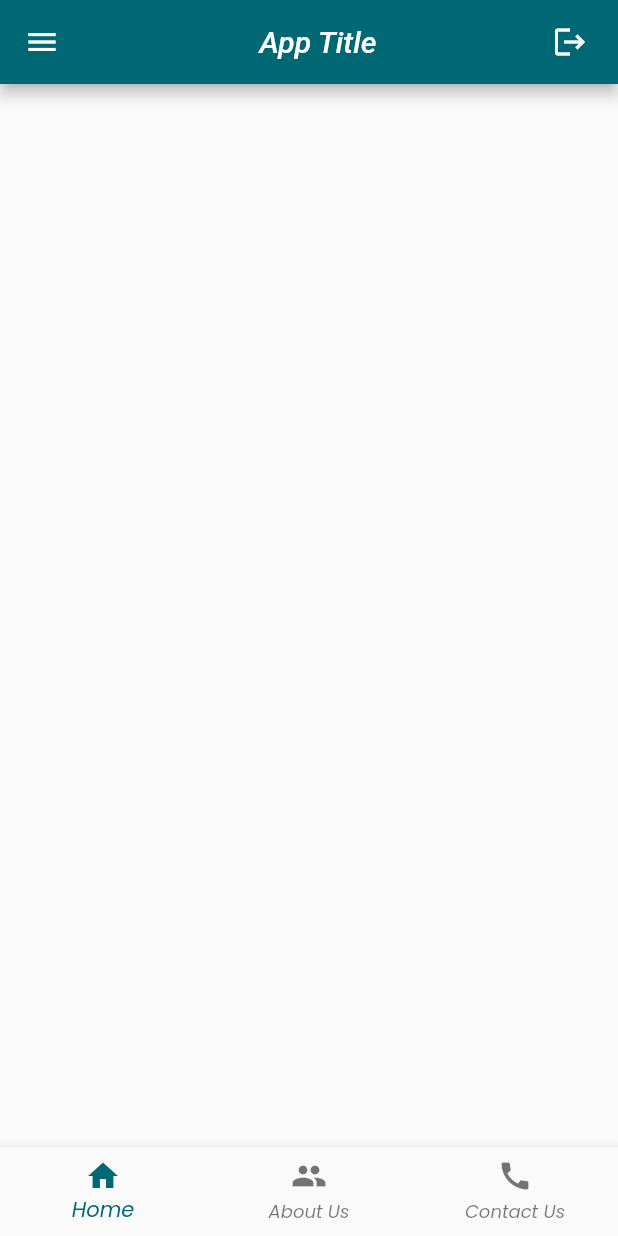
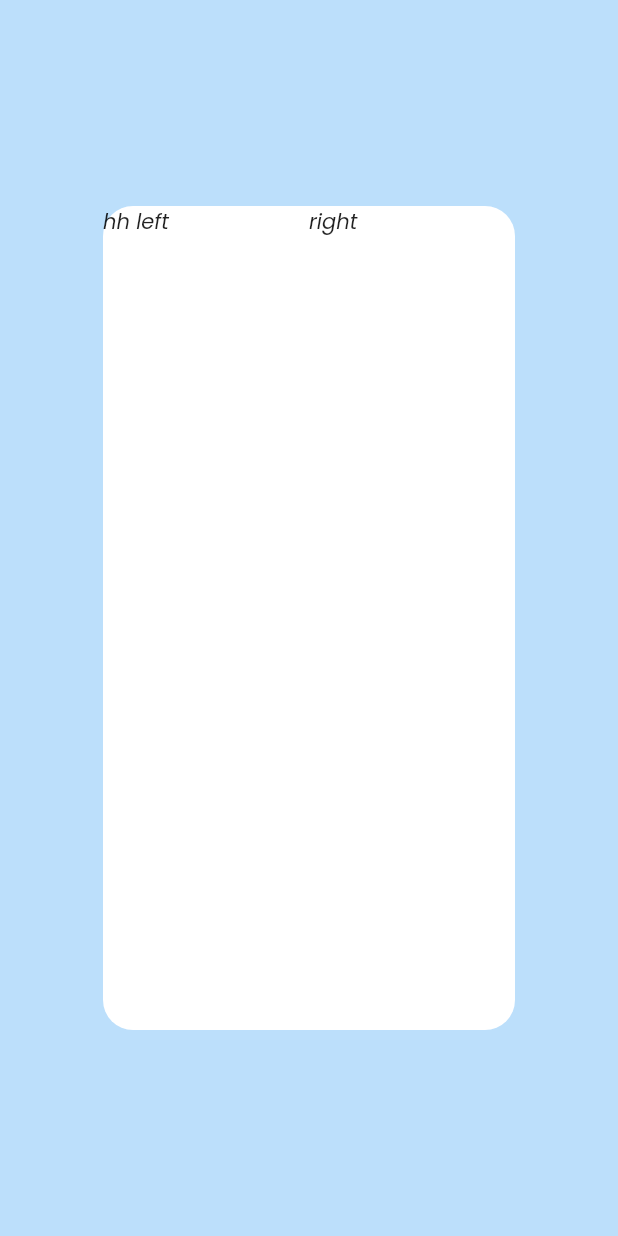
Before and after one commit to raseeksht/flutter, a Flutter app: the screen it shows after launch, on a phone screen of 412 x 824 dp. Run offline on Flutter 3.47's test engine with Material 2 defaults, Android fonts, the phone set to English and light mode, and no system bars; our stand-ins replace dio; network calls fail; Roboto replaces fonts that are missing (Comic Sans Ms).

Commit message:
login page

```diff
--- a/lib/common/route_constants.dart
+++ b/lib/common/route_constants.dart
@@ -3,6 +3,7 @@ class RouteConstants{
 
   static const String contactRoute = "/contact";
   static const String aboutUsRoute = "/about-us";
+  static const String loginRoute = "/login";
 
 
 
--- /dev/null
+++ b/lib/login.dart
@@ -0,0 +1,40 @@
+
+
+import 'package:flutter/material.dart';
+
+class Login extends StatelessWidget{
+  @override
+  Widget build(BuildContext context){
+    return Scaffold(
+      backgroundColor: Colors.blue.withOpacity(0.3),
+      body: Center(
+        child: Container(
+          width: MediaQuery.of(context).size.width/1.5,
+          height: MediaQuery.of(context).size.height/1.5,
+          decoration: BoxDecoration(
+            color: Colors.white,
+            borderRadius: BorderRadius.all(Radius.circular(20)),
+
+          ),
+          child: LayoutBuilder(
+            builder: (BuildContext context,BoxConstraints constraints){
+              return Wrap(
+                children: [
+                  FractionallySizedBox(
+                    widthFactor: 0.5,
+                    child: Text("hh left"),
+                  ),
+                  FractionallySizedBox(
+                    widthFactor: 0.5,
+                    child: Text("right"),
+                  )
+                ],
+              );
+            },
+          )
+
+        ),
+      ),
+    );
+  }
+}
--- a/lib/main.dart
+++ b/lib/main.dart
@@ -2,6 +2,7 @@ import 'package:flutter/material.dart';
 import 'package:untitled/about.dart';
 import 'package:untitled/common/route_constants.dart';
 import 'package:untitled/contact.dart';
+import 'package:untitled/login.dart';
 import 'site_drawer.dart';
 import 'home.dart';
 
@@ -14,11 +15,12 @@ void main() {
       fontFamily: "Poppins",
       // useMaterial3: true,
     ),
-    initialRoute: RouteConstants.initialRoute,
+    initialRoute: RouteConstants.loginRoute,
     routes: {
       RouteConstants.initialRoute: (context) => MyApp(),
       RouteConstants.contactRoute: (context) => Contact(),
       RouteConstants.aboutUsRoute: (context) => About(),
+      RouteConstants.loginRoute: (context) => Login(),
     },
   ));
 }
```
